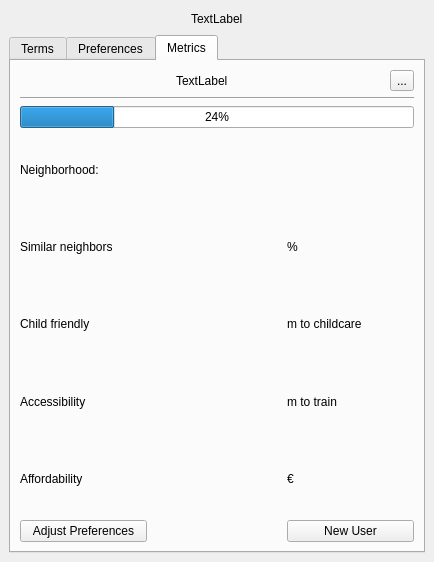
This is Suburbia/MyPlugin/suburbia_search_tool_dockwidget_base.ui in jessehable/GEO1005 as Qt 5 draws it before an edit. The edited form follows.
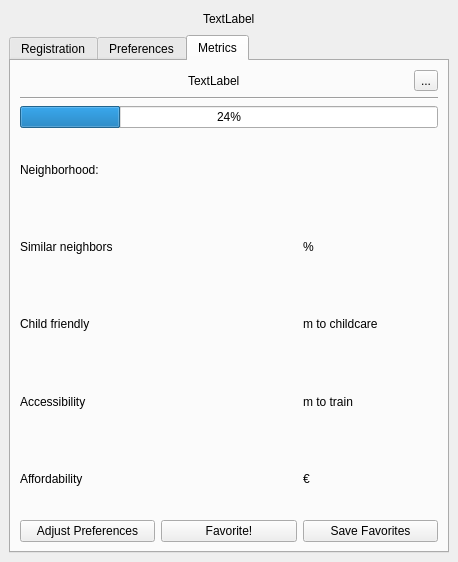
This is the edited form. The open tabs and pages were chosen to show the change.

Commit message:
Revert "Merge branch 'master' of https://github.com/jessehable/GEO1005_2017_G12_Suburbia"
This reverts commit 4b6068004822ef53a1f90d81fdf911ba2ff17e46, reversing
changes made to 730a08eea7f2ecb07fe7ffdee95992d698fc9870.

Diff of the .ui file:
```diff
--- a/Suburbia/MyPlugin/suburbia_search_tool_dockwidget_base.ui
+++ b/Suburbia/MyPlugin/suburbia_search_tool_dockwidget_base.ui
@@ -6,7 +6,7 @@
    <rect>
     <x>0</x>
     <y>0</y>
-    <width>434</width>
+    <width>458</width>
     <height>562</height>
    </rect>
   </property>
@@ -62,7 +62,7 @@
       </property>
       <widget class="QWidget" name="TabTerms">
        <attribute name="title">
-        <string>Terms</string>
+        <string>Registration</string>
        </attribute>
        <layout class="QGridLayout" name="gridLayout_3">
         <item row="2" column="0">
@@ -393,13 +393,6 @@
             </property>
            </widget>
           </item>
-          <item row="8" column="2">
-           <widget class="QPushButton" name="ButtonNewUser">
-            <property name="text">
-             <string>New User</string>
-            </property>
-           </widget>
-          </item>
           <item row="4" column="2">
            <widget class="QLabel" name="label_4">
             <property name="text">
@@ -491,6 +484,20 @@
             </property>
            </widget>
           </item>
+          <item row="8" column="1">
+           <widget class="QPushButton" name="ButtonFavorite">
+            <property name="text">
+             <string>Favorite!</string>
+            </property>
+           </widget>
+          </item>
+          <item row="8" column="2">
+           <widget class="QPushButton" name="ButtonSaveUserInfo">
+            <property name="text">
+             <string>Save Favorites</string>
+            </property>
+           </widget>
+          </item>
          </layout>
         </item>
         <item row="1" column="0">
```
Left out of the diff: 11 changed lines with no effect on the pictures. The commit also changes 10 other files.
